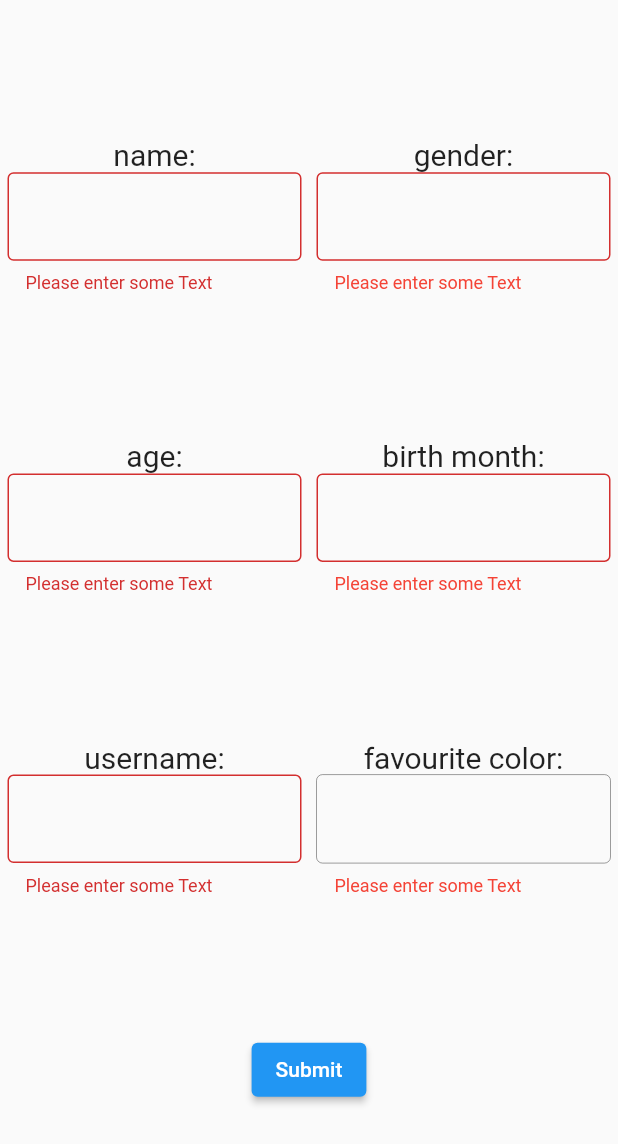
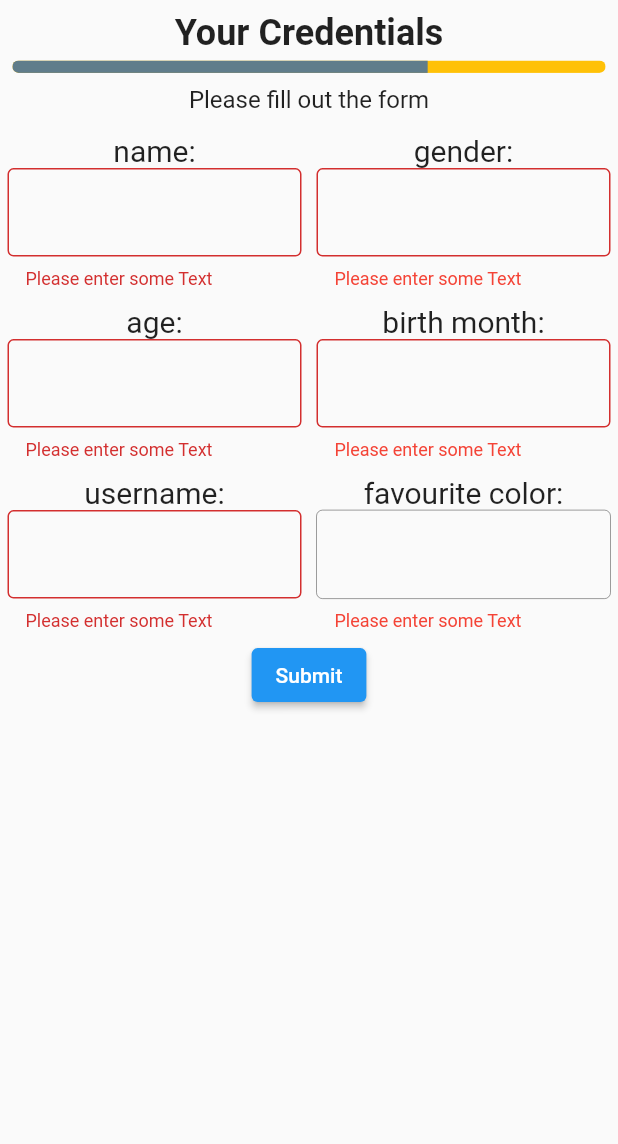
Before and after one commit to jdevacc20/die_vier_stunden_woche, a Flutter app: the LevelOverflowWidget widget shown alone on an empty page, opened directly, after a tap on "Submit", on a phone screen of 412 x 824 dp. Shown: the top 1144 px of the screen. Run offline on Flutter 3.47's test engine with Material 2 defaults, Android fonts, the phone set to English and light mode, and no system bars; our stand-ins replace shared_preferences; accounts and stored records are empty.

Commit message:
wrapped Overflow

```diff
--- a/flutter_app/lib/levels/level_overflow/level_overflow_widget.dart
+++ b/flutter_app/lib/levels/level_overflow/level_overflow_widget.dart
@@ -1,18 +1,25 @@
 import 'package:flutter/material.dart';
-import 'package:flutter_app/models/level_model.dart';
+import 'package:flutter_app/levels/level_wrapper.dart';
 import 'package:flutter_app/levels/level_overflow/level_overflow_input_widget.dart';
-import 'package:provider/provider.dart';
 
-class LevelOverflowWidget extends StatelessWidget {
+class LevelOverflowWidget extends StatefulWidget {
+  const LevelOverflowWidget({super.key});
+
+  @override
+  State<LevelOverflowWidget> createState() => _LevelOverflowWidgetState();
+}
+
+class _LevelOverflowWidgetState extends State<LevelOverflowWidget> {
+  bool done = false;
   final _formKey = GlobalKey<FormState>();
-
-  LevelOverflowWidget({super.key});
 
   @override
   Widget build(BuildContext context) {
-    return Scaffold(
-      body: Consumer<LevelModel>(
-          builder: (context, value, child) => Center(
+    return LevelWrapper(
+      title: "Your Credentials",
+      description: "Please fill out the form",
+      done: done,
+      levelChild: SingleChildScrollView(
         child: Form(
           key: _formKey,
           child: Column(
@@ -34,13 +41,16 @@ class LevelOverflowWidget extends StatelessWidget {
               ElevatedButton(
                   onPressed: () {
                     if (_formKey.currentState!.validate()) {
-                                value.increaseLevel();
+                      setState(() {
+                        done = true;
+                      });
                     }
                   },
                   child: const Text("Submit"))
             ],
-                    )),
-              )),
+          ),
+        ),
+      ),
     );
   }
 }
```
Lines whose indentation alone changed are shown as unchanged.
